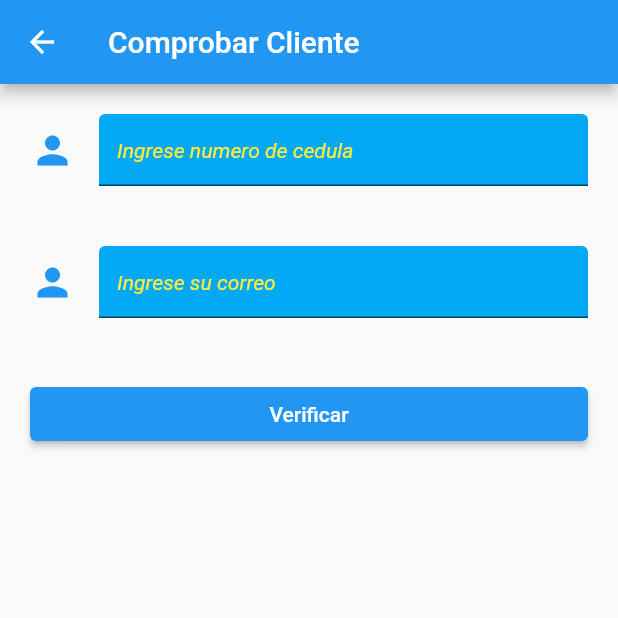
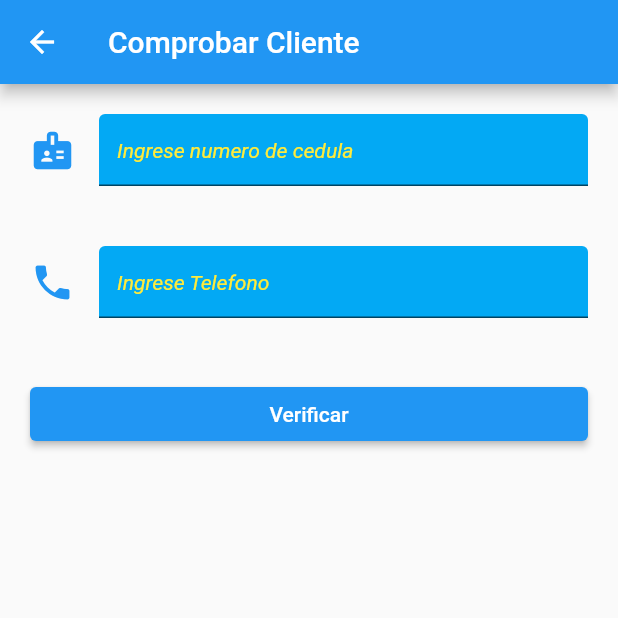
Before and after one commit to julenbero/HolaVeciApp, a Flutter app: the comprobarCliente screen opened directly, on a phone screen of 412 x 824 dp, the top half of it. Run offline on Flutter 3.47's test engine with Material 2 defaults, Android fonts, the phone set to English and light mode, and no system bars; our stand-ins replace basic_utils, cloud_firestore, firebase_auth, firebase_core, firebase_messaging, fluttertoast and 2 more; missing offline and left inert: social_auth_buttons; accounts and stored records are empty; network calls fail.

```diff
--- a/lib/comprobarCliente.dart
+++ b/lib/comprobarCliente.dart
@@ -32,7 +32,7 @@ class _comprobarClienteState extends State<comprobarCliente> {
               decoration: InputDecoration(
                   fillColor: Colors.lightBlue,
                   filled: true,
-                  icon: Icon(Icons.person, color: Colors.blue, size: 30),
+                  icon: Icon(Icons.badge, color: Colors.blue, size: 30),
                   hintText: "Ingrese numero de cedula",
                   hintStyle: TextStyle(color: Colors.yellow, fontStyle: FontStyle.italic,fontSize: 14)
               ),
@@ -46,8 +46,8 @@ class _comprobarClienteState extends State<comprobarCliente> {
               decoration: InputDecoration(
                   fillColor: Colors.lightBlue,
                   filled: true,
-                  icon: Icon(Icons.person, color: Colors.blue, size: 30),
-                  hintText: "Ingrese su correo",
+                  icon: Icon(Icons.phone, color: Colors.blue, size: 30),
+                  hintText: "Ingrese Telefono",
                   hintStyle: TextStyle(color: Colors.yellow, fontStyle: FontStyle.italic,fontSize: 14)
               ),
             ),
@@ -56,7 +56,10 @@ class _comprobarClienteState extends State<comprobarCliente> {
             padding: EdgeInsets.all(20.0),
             child: ElevatedButton(
               onPressed: () async {
-                QuerySnapshot verifica = await cliente.where(FieldPath.documentId, isEqualTo: cedula.text).where("telefono", isEqualTo: telefono.text).get();
+                QuerySnapshot verifica = await cliente
+                    .where(FieldPath.documentId, isEqualTo: cedula.text)
+                    .where("telefono", isEqualTo: telefono.text)
+                    .get();
                 List lista=[];
                 if(verifica.docs.length>0){
                   for(var cli in verifica.docs){
```
Also changed, not shown: lib/drawer_menu.dart (+9 -1 lines).
